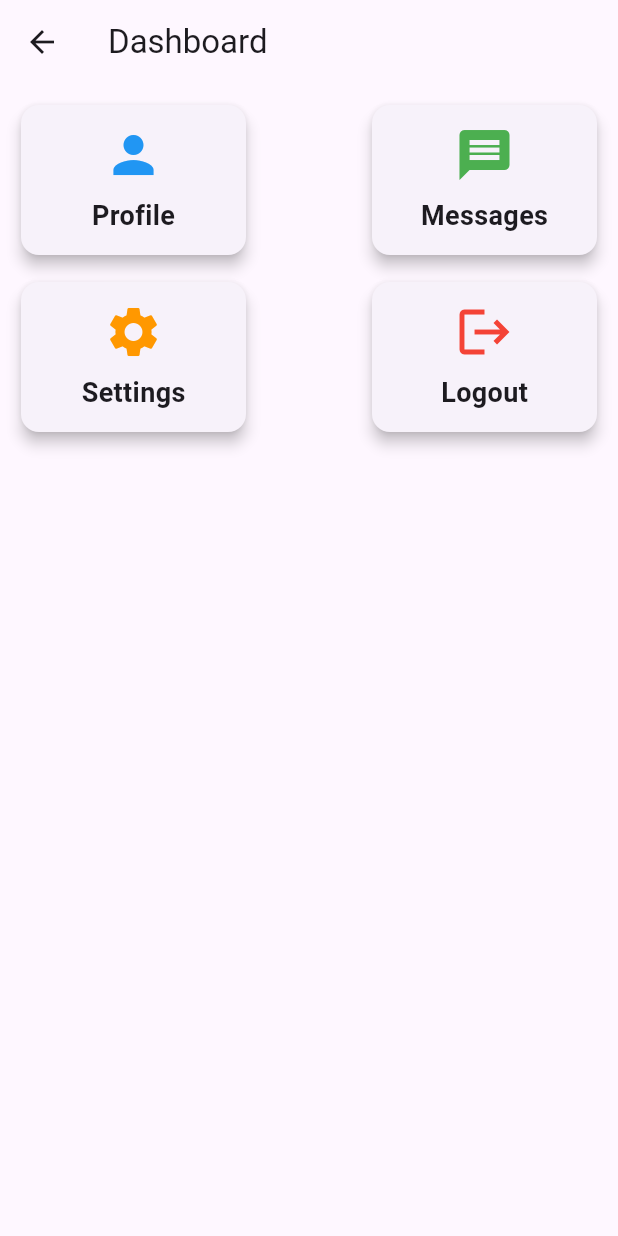
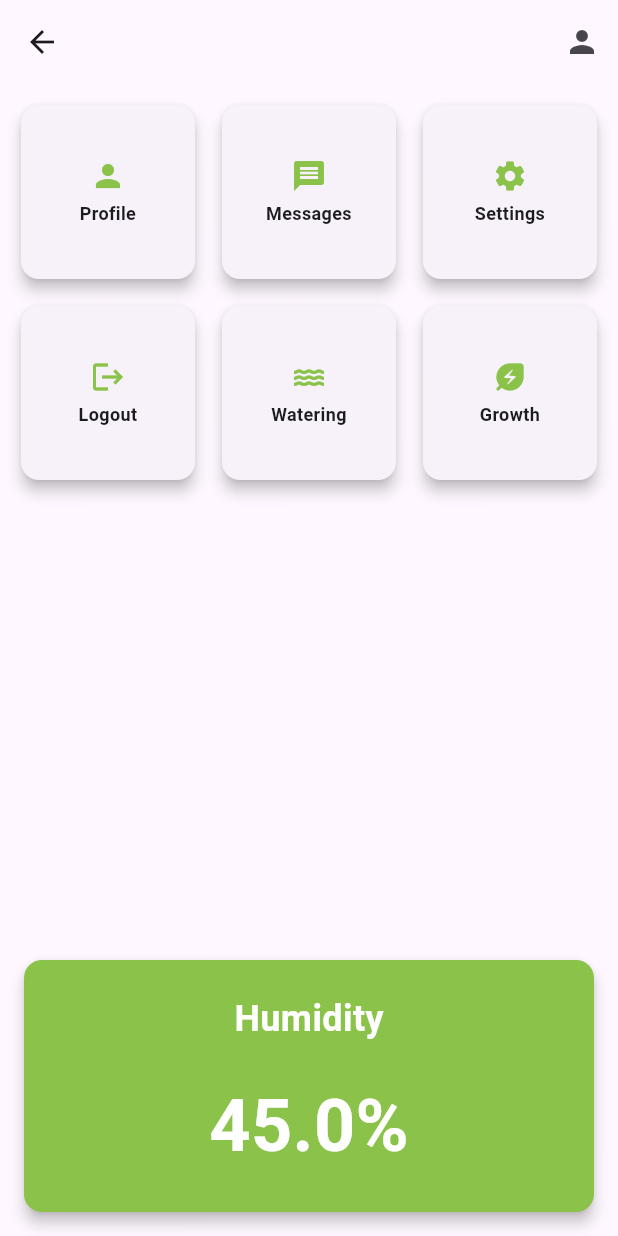
Before and after one commit to RavinduPonnamperuma/Final_pro_mobile-app, a Flutter app: the DashboardPage screen opened directly, on a phone screen of 412 x 824 dp. Run offline on Flutter 3.47's test engine with Material 3 defaults, Android fonts, the phone set to English and light mode, and no system bars; our stand-ins replace dio, flutter_local_notifications; missing offline and left inert: mqtt_client.

Commit message:
ui changeds

```diff
--- a/lib/dashbord.dart
+++ b/lib/dashbord.dart
@@ -1,4 +1,5 @@
 import 'package:flutter/material.dart';
+import 'dart:async'; // Import the timer package for automatic sliding
 
 class DashboardPage extends StatelessWidget {
   const DashboardPage({super.key});
@@ -7,82 +8,107 @@ class DashboardPage extends StatelessWidget {
   Widget build(BuildContext context) {
     return Scaffold(
       appBar: AppBar(
-        title: const Text('Dashboard'),
+        actions: [
+          IconButton(
+            icon: const Icon(Icons.person),
+            onPressed: () {
+              // Navigate to the profile page
+              Navigator.push(
+                context,
+                MaterialPageRoute(builder: (context) => const ProfilePage()),
+              );
+            },
           ),
-      body: Padding(
+        ],
+      ),
+      body: Column(
+        children: [
+          Expanded(
+            child: Padding(
               padding: const EdgeInsets.all(10.0),
-        child: Column(
-          children: [
-            // First row of cards
-            Row(
-              mainAxisAlignment: MainAxisAlignment.spaceBetween,
+              child: GridView.count(
+                crossAxisCount: 3, // Increased number of cards per row
+                mainAxisSpacing: 10.0,
+                crossAxisSpacing: 10.0,
                 children: [
                   _buildDashboardCard(
                     'Profile',
                     Icons.person,
-                  Colors.blue,
+                    Colors.lightGreen,
                         () {
-                    // Navigate to the profile page
                       Navigator.push(
                         context,
-                      MaterialPageRoute(builder: (context) => ProfilePage()),
+                        MaterialPageRoute(
+                            builder: (context) => const ProfilePage()),
                       );
                     },
                   ),
                   _buildDashboardCard(
                     'Messages',
                     Icons.message,
-                  Colors.green,
+                    Colors.lightGreen,
                         () {
-                    // Navigate to the messages page
                       Navigator.push(
                         context,
-                      MaterialPageRoute(builder: (context) => MessagesPage()),
+                        MaterialPageRoute(
+                            builder: (context) => const MessagesPage()),
                       );
                     },
                   ),
-              ],
-            ),
-            const SizedBox(height: 10.0),
-
-            // Second row of cards
-            Row(
-              mainAxisAlignment: MainAxisAlignment.spaceBetween,
-              children: [
                   _buildDashboardCard(
                     'Settings',
                     Icons.settings,
-                  Colors.orange,
+                    Colors.lightGreen,
                         () {
-                    // Navigate to the settings page
                       Navigator.push(
                         context,
-                      MaterialPageRoute(builder: (context) => SettingsPage()),
+                        MaterialPageRoute(
+                            builder: (context) => const SettingsPage()),
                       );
                     },
                   ),
                   _buildDashboardCard(
                     'Logout',
                     Icons.logout,
-                  Colors.red,
+                    Colors.lightGreen,
                         () {
-                    // Logout logic or navigate to the login page
                       Navigator.push(
                         context,
-                      MaterialPageRoute(builder: (context) => DashboardPage()),
+                        MaterialPageRoute(
+                            builder: (context) => const DashboardPage()),
                       );
+                    },
+                  ),
+                  _buildDashboardCard(
+                    'Watering',
+                    Icons.water,
+                    Colors.lightGreen,
+                        () {
+                      // Add watering logic or navigate to the watering page
+                    },
+                  ),
+                  _buildDashboardCard(
+                    'Growth',
+                    Icons.energy_savings_leaf_rounded,
+                    Colors.lightGreen,
+                        () {
+                      // Add growth logic or navigate to the growth page
                     },
                   ),
                 ],
               ),
+            ),
+          ),
+          SensorDataSlider(
+              humidity: 45.0, temperature: 22.0, moisture: 30.0),
         ],
-        ),
       ),
     );
   }
 
   // Helper method to create a dashboard card with a tap event
-  Widget _buildDashboardCard(String title, IconData icon, Color color, VoidCallback onTap) {
+  Widget _buildDashboardCard(String title, IconData icon, Color color,
+      VoidCallback onTap) {
     return GestureDetector(
       onTap: onTap, // Call the provided onTap function when tapped
       child: Card(
@@ -91,17 +117,18 @@ class DashboardPage extends StatelessWidget {
           borderRadius: BorderRadius.circular(12.0),
         ),
         child: SizedBox(
-          height: 100,
-          width: 150,
+          height: 60,
+          width: 60,
           child: Column(
             mainAxisAlignment: MainAxisAlignment.center,
             children: [
-              Icon(icon, size: 40, color: color),
-              const SizedBox(height: 8.0),
+              Icon(icon, size: 24, color: color), // Smaller icon size
+              const SizedBox(height: 4.0),
               Text(
                 title,
+                textAlign: TextAlign.center, // Center the text
                 style: const TextStyle(
-                  fontSize: 18.0,
+                  fontSize: 12.0, // Smaller font size
                   fontWeight: FontWeight.bold,
                 ),
               ),
@@ -115,6 +142,7 @@ class DashboardPage extends StatelessWidget {
 
 // Placeholder pages for navigation
 class SettingsPage extends StatelessWidget {
+  const SettingsPage({super.key});
   @override
   Widget build(BuildContext context) {
     return Scaffold(
@@ -124,17 +152,8 @@ class SettingsPage extends StatelessWidget {
   }
 }
 
-class LoginPage extends StatelessWidget {
-  @override
-  Widget build(BuildContext context) {
-    return Scaffold(
-      appBar: AppBar(title: const Text('Login')),
-      body: const Center(child: Text('Login Page')),
-    );
-  }
-}
-
 class ProfilePage extends StatelessWidget {
+  const ProfilePage({super.key});
   @override
   Widget build(BuildContext context) {
     return Scaffold(
@@ -145,6 +164,7 @@ class ProfilePage extends StatelessWidget {
 }
 
 class MessagesPage extends StatelessWidget {
+  const MessagesPage({super.key});
   @override
   Widget build(BuildContext context) {
     return Scaffold(
@@ -153,3 +173,92 @@ class MessagesPage extends StatelessWidget {
     );
   }
 }
+
+class SensorDataSlider extends StatefulWidget {
+  final double humidity;
+  final double temperature;
+  final double moisture;
+
+  const SensorDataSlider({
+    Key? key,
+    required this.humidity,
+    required this.temperature,
+    required this.moisture,
+  }) : super(key: key);
+
+  @override
+  _SensorDataSliderState createState() => _SensorDataSliderState();
+}
+
+class _SensorDataSliderState extends State<SensorDataSlider> {
+  late PageController _controller;
+  int _currentPage = 0;
+
+  @override
+  void initState() {
+    super.initState();
+    _controller = PageController();
+
+    // Set up a timer for automatic sliding
+    Timer.periodic(const Duration(seconds: 3), (Timer timer) {
+      if (_currentPage < 2) {
+        _currentPage++;
+      } else {
+        _currentPage = 0;
+      }
+      _controller.animateToPage(
+        _currentPage,
+        duration: const Duration(milliseconds: 300),
+        curve: Curves.easeInOut,
+      );
+    });
+  }
+
+  @override
+  void dispose() {
+    _controller.dispose(); // Clean up the controller
+    super.dispose();
+  }
+
+  @override
+  Widget build(BuildContext context) {
+    return SizedBox(
+      height: 200, // Adjust height as necessary
+      child: PageView(
+        controller: _controller,
+        children: [
+          _buildCard('Humidity', '${widget.humidity}%', Colors.lightGreen),
+          _buildCard('Temperature', '${widget.temperature}°C', Colors.lightGreen),
+          _buildCard('Moisture', '${widget.moisture}%', Colors.lightGreen),
+        ],
+      ),
+    );
+  }
+
+  Widget _buildCard(String title, String value, Color color) {
+    return Card(
+      margin: const EdgeInsets.all(16.0),
+      color: color,
+      elevation: 4.0,
+      child: Center(
+        child: Padding(
+          padding: const EdgeInsets.all(16.0),
+          child: Column(
+            mainAxisAlignment: MainAxisAlignment.center,
+            children: [
+              Text(
+                title,
+                style: const TextStyle(fontSize: 24, fontWeight: FontWeight.bold, color: Colors.white),
+              ),
+              const SizedBox(height: 20),
+              Text(
+                value,
+                style: const TextStyle(fontSize: 48, fontWeight: FontWeight.bold, color: Colors.white),
+              ),
+            ],
+          ),
+        ),
+      ),
+    );
+  }
+}
--- /dev/null
+++ b/lib/mqtt/MqttDataNotifier.dart
@@ -0,0 +1,18 @@
+import 'package:flutter/material.dart';
+
+class MqttDataNotifier extends ChangeNotifier {
+  double _humidity = 50.0;
+  double _temperature = 22.0;
+  double _moisture = 30.0;
+
+  double get humidity => _humidity;
+  double get temperature => _temperature;
+  double get moisture => _moisture;
+
+  void updateData(double humidity, double temperature, double moisture) {
+    _humidity = humidity;
+    _temperature = temperature;
+    _moisture = moisture;
+    notifyListeners();
+  }
+}
--- a/pubspec.yaml
+++ b/pubspec.yaml
@@ -52,6 +52,7 @@ dependencies:
   provider: ^6.1.2
   intl: ^0.19.0
   permission_handler: ^11.3.1
+  flutter_flip_card: ^0.0.6
 
 dev_dependencies:
   flutter_test:
```
Also changed, not shown: lib/main.dart (+12 -14 lines), pubspec.lock, 2 other files. Lines whose indentation alone changed are shown as unchanged.
